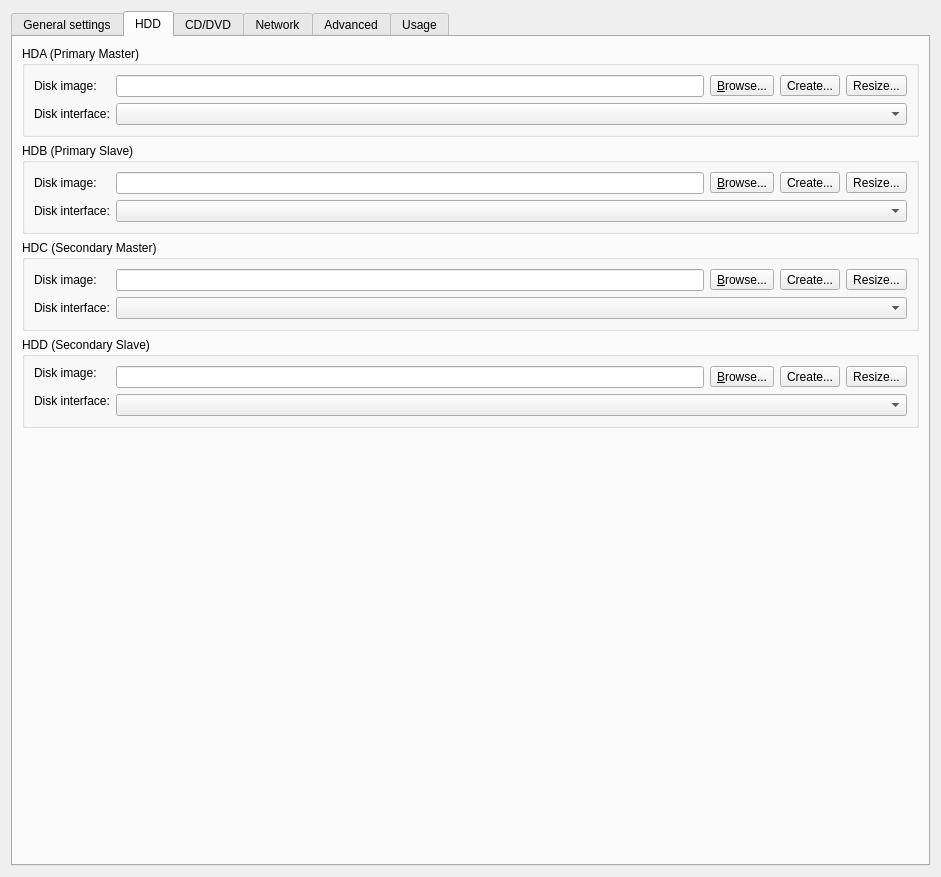
Before: the Qt Designer form gns3/modules/qemu/ui/qemu_vm_configuration_page.ui in kaisenlinux/gns3-gui, drawn with Qt 5.
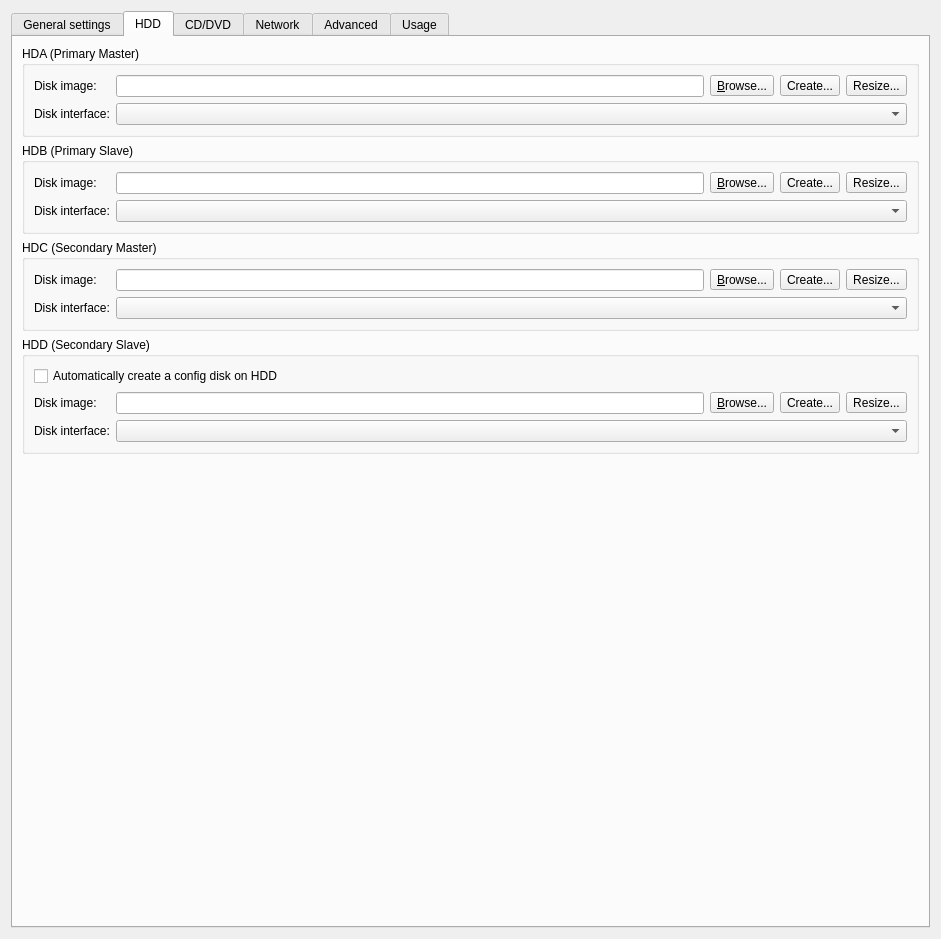
After: the same form once the commit is applied. The open tabs and pages were chosen to show the change.

Patch:
```diff
--- a/gns3/modules/qemu/ui/qemu_vm_configuration_page.ui
+++ b/gns3/modules/qemu/ui/qemu_vm_configuration_page.ui
@@ -7,7 +7,7 @@
     <x>0</x>
     <y>0</y>
     <width>941</width>
-    <height>877</height>
+    <height>939</height>
    </rect>
   </property>
   <property name="windowTitle">
@@ -399,14 +399,21 @@
           <string>HDD (Secondary Slave)</string>
          </property>
          <layout class="QGridLayout" name="gridLayout_9">
-          <item row="0" column="0">
+          <item row="0" column="0" colspan="2">
+           <widget class="QCheckBox" name="uiCreateConfigDiskCheckBox">
+            <property name="text">
+             <string>Automatically create a config disk on HDD</string>
+            </property>
+           </widget>
+          </item>
+          <item row="1" column="0">
            <widget class="QLabel" name="uiHddDiskImageLabel">
             <property name="text">
              <string>Disk image:</string>
             </property>
            </widget>
           </item>
-          <item row="0" column="1" rowspan="2">
+          <item row="1" column="1">
            <layout class="QHBoxLayout" name="horizontalLayout_10">
             <item>
              <widget class="QLineEdit" name="uiHddDiskImageLineEdit"/>
@@ -437,7 +444,7 @@
             </item>
            </layout>
           </item>
-          <item row="1" column="0" rowspan="2">
+          <item row="2" column="0">
            <widget class="QLabel" name="uiHddDiskInterfaceLabel">
             <property name="text">
              <string>Disk interface:</string>
```
Left out of the diff: 11 changed lines with no effect on the pictures.
